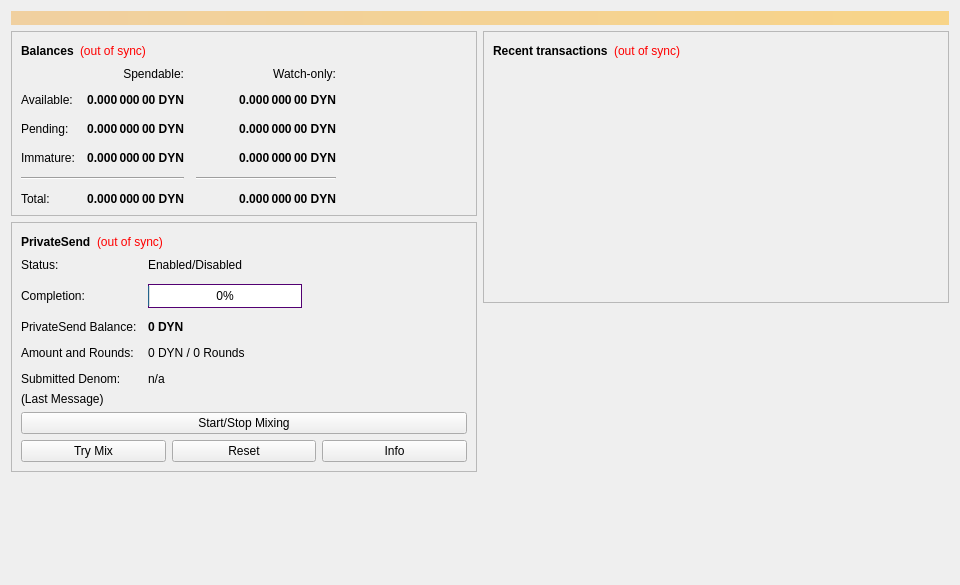
Before: the Qt Designer form src/qt/forms/overviewpage.ui in duality-solutions/Dynamic, drawn with Qt 5.
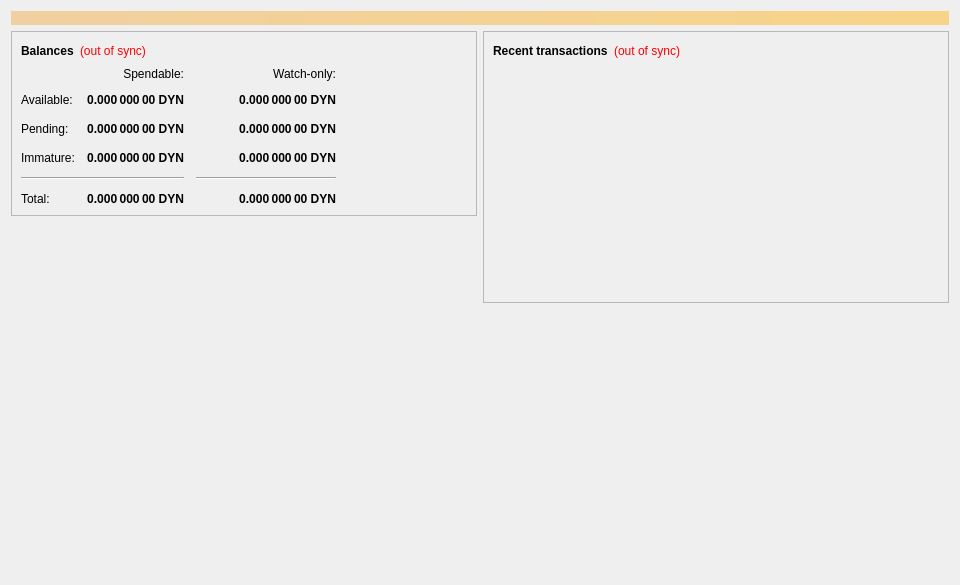
After: the same form once the commit is applied.

```diff
--- a/src/qt/forms/overviewpage.ui
+++ b/src/qt/forms/overviewpage.ui
@@ -398,264 +398,6 @@
          </layout>
         </widget>
        </item>
-       <item>
-        <widget class="QFrame" name="framePrivateSend">
-         <property name="layoutDirection">
-          <enum>Qt::LeftToRight</enum>
-         </property>
-         <property name="frameShape">
-          <enum>QFrame::StyledPanel</enum>
-         </property>
-         <property name="frameShadow">
-          <enum>QFrame::Raised</enum>
-         </property>
-         <layout class="QVBoxLayout" name="VerticalLayout_PS1">
-          <item>
-           <layout class="QHBoxLayout" name="horizontalLayout_5">
-            <item>
-             <widget class="QLabel" name="labelPrivateSendHeader">
-              <property name="font">
-               <font>
-                <weight>75</weight>
-                <bold>true</bold>
-               </font>
-              </property>
-              <property name="text">
-               <string>PrivateSend</string>
-              </property>
-             </widget>
-            </item>
-            <item>
-             <widget class="QLabel" name="labelPrivateSendSyncStatus">
-              <property name="toolTip">
-               <string>The displayed information may be out of date. Your wallet automatically synchronizes with the Dynamic network after a connection is established, but this process has not completed yet.</string>
-              </property>
-              <property name="styleSheet">
-               <string notr="true">QLabel { color: red; }</string>
-              </property>
-              <property name="text">
-               <string notr="true">(out of sync)</string>
-              </property>
-              <property name="alignment">
-               <set>Qt::AlignLeading|Qt::AlignLeft|Qt::AlignVCenter</set>
-              </property>
-             </widget>
-            </item>
-            <item>
-             <spacer name="horizontalSpacer_4">
-              <property name="orientation">
-               <enum>Qt::Horizontal</enum>
-              </property>
-              <property name="sizeHint" stdset="0">
-               <size>
-                <width>40</width>
-                <height>20</height>
-               </size>
-              </property>
-             </spacer>
-            </item>
-           </layout>
-          </item>
-          <item>
-           <layout class="QFormLayout" name="privateSendFormLayout">
-            <property name="fieldGrowthPolicy">
-             <enum>QFormLayout::AllNonFixedFieldsGrow</enum>
-            </property>
-            <property name="horizontalSpacing">
-             <number>11</number>
-            </property>
-            <property name="verticalSpacing">
-             <number>12</number>
-            </property>
-            <item row="0" column="1">
-             <widget class="QLabel" name="labelPrivateSendEnabled">
-              <property name="text">
-               <string>Enabled/Disabled</string>
-              </property>
-             </widget>
-            </item>
-            <item row="1" column="0">
-             <widget class="QLabel" name="labelCompletitionText">
-              <property name="text">
-               <string>Completion:</string>
-              </property>
-             </widget>
-            </item>
-            <item row="1" column="1">
-             <widget class="QProgressBar" name="privateSendProgress">
-              <property name="maximumSize">
-               <size>
-                <width>154</width>
-                <height>16777215</height>
-               </size>
-              </property>
-              <property name="styleSheet">
-               <string notr="true">border-width:1px;
-border-color:rgb(82,0,114);
-border-style:solid;</string>
-              </property>
-              <property name="value">
-               <number>0</number>
-              </property>
-              <property name="alignment">
-               <set>Qt::AlignCenter</set>
-              </property>
-             </widget>
-            </item>
-            <item row="2" column="0">
-             <widget class="QLabel" name="labelAnonymizedText">
-              <property name="text">
-               <string>PrivateSend Balance:</string>
-              </property>
-             </widget>
-            </item>
-            <item row="2" column="1">
-             <widget class="QLabel" name="labelAnonymized">
-              <property name="font">
-               <font>
-                <weight>75</weight>
-                <bold>true</bold>
-               </font>
-              </property>
-              <property name="text">
-               <string notr="true">0 DYN</string>
-              </property>
-             </widget>
-            </item>
-            <item row="3" column="0">
-             <widget class="QLabel" name="labelAmountAndRoundsText">
-              <property name="text">
-               <string>Amount and Rounds:</string>
-              </property>
-             </widget>
-            </item>
-            <item row="3" column="1">
-             <widget class="QLabel" name="labelAmountRounds">
-              <property name="text">
-               <string>0 DYN / 0 Rounds</string>
-              </property>
-             </widget>
-            </item>
-            <item row="4" column="0">
-             <widget class="QLabel" name="labelSubmittedDenomText">
-              <property name="text">
-               <string>Submitted Denom:</string>
-              </property>
-              <property name="wordWrap">
-               <bool>false</bool>
-              </property>
-             </widget>
-            </item>
-            <item row="4" column="1">
-             <widget class="QLabel" name="labelSubmittedDenom">
-              <property name="toolTip">
-               <string>The denominations you submitted to the Dynode.&lt;br&gt;To mix, other users must submit the exact same denominations.</string>
-              </property>
-              <property name="text">
-               <string>n/a</string>
-              </property>
-             </widget>
-            </item>
-            <item row="0" column="0">
-             <widget class="QLabel" name="labelPrivateSendEnabledText">
-              <property name="text">
-               <string>Status:</string>
-              </property>
-              <property name="alignment">
-               <set>Qt::AlignLeading|Qt::AlignLeft|Qt::AlignVCenter</set>
-              </property>
-             </widget>
-            </item>
-           </layout>
-          </item>
-          <item>
-           <layout class="QVBoxLayout" name="VerticalLayout_PS">
-            <item>
-             <widget class="QLabel" name="labelPrivateSendLastMessage">
-              <property name="text">
-               <string>(Last Message)</string>
-              </property>
-              <property name="alignment">
-               <set>Qt::AlignLeading|Qt::AlignLeft|Qt::AlignTop</set>
-              </property>
-              <property name="wordWrap">
-               <bool>true</bool>
-              </property>
-             </widget>
-            </item>
-            <item>
-             <widget class="QPushButton" name="togglePrivateSend">
-              <property name="sizePolicy">
-               <sizepolicy hsizetype="MinimumExpanding" vsizetype="Fixed">
-                <horstretch>0</horstretch>
-                <verstretch>0</verstretch>
-               </sizepolicy>
-              </property>
-              <property name="text">
-               <string>Start/Stop Mixing</string>
-              </property>
-             </widget>
-            </item>
-            <item>
-             <layout class="QHBoxLayout" name="horizontalLayout_debugbuttons">
-              <item>
-               <widget class="QPushButton" name="privateSendAuto">
-                <property name="sizePolicy">
-                 <sizepolicy hsizetype="MinimumExpanding" vsizetype="Fixed">
-                  <horstretch>0</horstretch>
-                  <verstretch>0</verstretch>
-                 </sizepolicy>
-                </property>
-                <property name="toolTip">
-                 <string>Try to manually submit a PrivateSend request.</string>
-                </property>
-                <property name="text">
-                 <string>Try Mix</string>
-                </property>
-               </widget>
-              </item>
-              <item>
-               <widget class="QPushButton" name="privateSendReset">
-                <property name="sizePolicy">
-                 <sizepolicy hsizetype="MinimumExpanding" vsizetype="Fixed">
-                  <horstretch>0</horstretch>
-                  <verstretch>0</verstretch>
-                 </sizepolicy>
-                </property>
-                <property name="toolTip">
-                 <string>Reset the current status of PrivateSend (can interrupt PrivateSend if it's in the process of Mixing, which can cost you money!)</string>
-                </property>
-                <property name="autoFillBackground">
-                 <bool>false</bool>
-                </property>
-                <property name="text">
-                 <string>Reset</string>
-                </property>
-               </widget>
-              </item>
-              <item>
-               <widget class="QPushButton" name="privateSendInfo">
-                <property name="sizePolicy">
-                 <sizepolicy hsizetype="MinimumExpanding" vsizetype="Fixed">
-                  <horstretch>0</horstretch>
-                  <verstretch>0</verstretch>
-                 </sizepolicy>
-                </property>
-                <property name="toolTip">
-                 <string>Information about PrivateSend and Mixing</string>
-                </property>
-                <property name="text">
-                 <string>Info</string>
-                </property>
-               </widget>
-              </item>
-             </layout>
-            </item>
-           </layout>
-          </item>
-         </layout>
-        </widget>
-       </item>
        <item>
         <spacer name="verticalSpacer">
          <property name="orientation">
```
